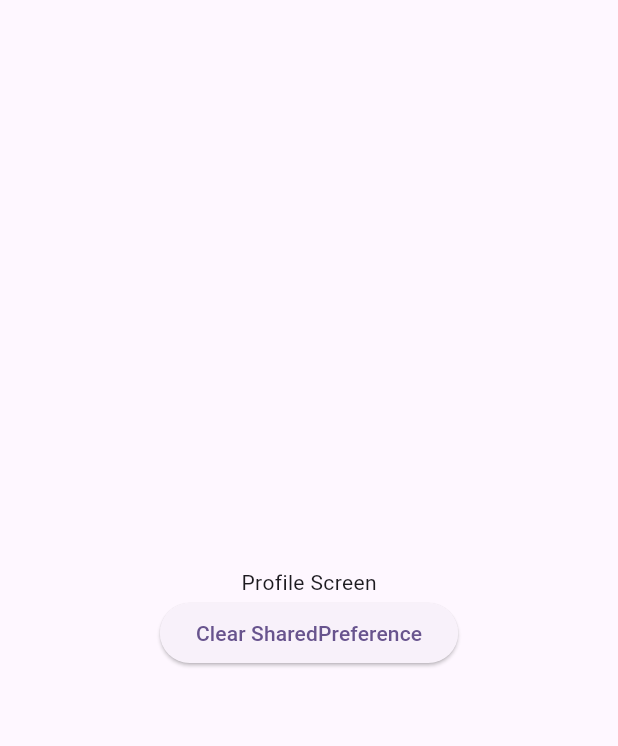
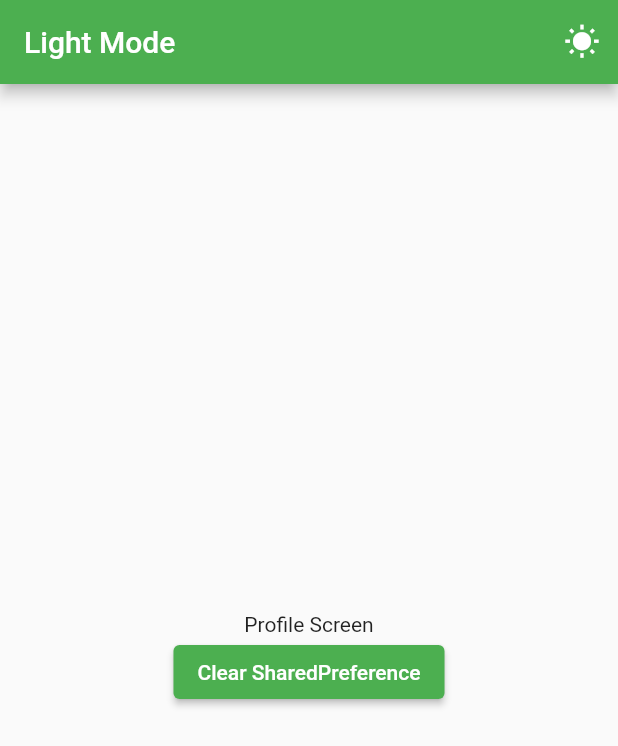
Before and after one commit to ThairongSeng/share_preferences, a Flutter app: the screen it shows after launch, on a phone screen of 412 x 824 dp. Shown: the top 746 px of the screen. Run offline on Flutter 3.47's test engine with Material 2 defaults, Android fonts, the phone set to English and light mode, and no system bars; our stand-ins replace shared_preferences; network calls fail.

Commit message:
add dark mode

```diff
--- a/lib/main.dart
+++ b/lib/main.dart
@@ -1,7 +1,10 @@
 import 'package:flutter/material.dart';
+import 'package:provider/provider.dart';
 import 'package:share_reference/profile_screen.dart';
 import 'package:share_reference/splash_screen.dart';
 import 'package:shared_preferences/shared_preferences.dart';
+
+import 'model_theme.dart';
 
 void main() {
   runApp(const MyApp());
@@ -13,23 +16,29 @@ class MyApp extends StatelessWidget {
   // This widget is the root of your application.
   @override
   Widget build(BuildContext context) {
-    return MaterialApp(
-      title: 'Flutter Demo',
-      theme: ThemeData(
-
-        colorScheme: ColorScheme.fromSeed(seedColor: Colors.deepPurple),
-        useMaterial3: true,
-      ),
-      home: const MyHomePage(title: 'Flutter Demo Home Page'),
-    );
+    return ChangeNotifierProvider(
+        create: (_) => ModelTheme(),
+        child: Consumer<ModelTheme>(
+            builder: (context, ModelTheme themeNotifier, child) {
+          return MaterialApp(
+            title: 'Flutter Demo',
+            theme: themeNotifier.isDark
+                ? ThemeData(
+                    brightness: Brightness.dark,
+                  )
+                : ThemeData(
+                    brightness: Brightness.light,
+                    primaryColor: Colors.green,
+                    primarySwatch: Colors.green),
+            debugShowCheckedModeBanner: false,
+            home: const MyHomePage()
+          );
+        }));
   }
 }
 
 class MyHomePage extends StatefulWidget {
-  const MyHomePage({super.key, required this.title});
-
-
-  final String title;
+  const MyHomePage({super.key});
 
   @override
   State<MyHomePage> createState() => _MyHomePageState();
@@ -39,14 +48,14 @@ class _MyHomePageState extends State<MyHomePage> {
   int _counter = 0;
   bool newLaunch = false;
 
-  void _loadNewLaunch() async{
+  void _loadNewLaunch() async {
     SharedPreferences prefs = await SharedPreferences.getInstance();
     setState(() {
       newLaunch = (prefs.getBool("newLaunch")) ?? true;
     });
   }
 
-  void _loadCounter() async{
+  void _loadCounter() async {
     SharedPreferences pre = await SharedPreferences.getInstance();
     setState(() {
       _counter = pre.getInt('counter')!;
@@ -61,25 +70,18 @@ class _MyHomePageState extends State<MyHomePage> {
     _loadNewLaunch();
   }
 
-  void _incrementCounter() async{
-    SharedPreferences pre= await SharedPreferences.getInstance();
+  void _incrementCounter() async {
+    SharedPreferences pre = await SharedPreferences.getInstance();
     setState(() {
       _counter = (pre.getInt('counter') ?? 0) + 1;
       pre.setInt('counter', _counter);
-
     });
   }
 
   @override
   Widget build(BuildContext context) {
-
     return Scaffold(
-      appBar: AppBar(
-        backgroundColor: Theme.of(context).colorScheme.inversePrimary,
-        title: Text(widget.title),
-      ),
       body: newLaunch ? const SplashScreen() : const ProfileScreen(),
-
       floatingActionButton: FloatingActionButton(
         onPressed: _incrementCounter,
         tooltip: 'Increment',
--- /dev/null
+++ b/lib/model_theme.dart
@@ -0,0 +1,27 @@
+import 'package:flutter/material.dart';
+import 'mytheme_preference.dart';
+
+class ModelTheme extends ChangeNotifier {
+  late bool _isDark;
+  late MyThemePreferences _preferences;
+
+  bool get isDark => _isDark;
+
+  ModelTheme() {
+    _isDark = false;
+    _preferences = MyThemePreferences();
+    getPreferences();
+  }
+
+//Switching the themes
+  set isDark(bool value) {
+    _isDark = value;
+    _preferences.setTheme(value);
+    notifyListeners();
+  }
+
+  getPreferences() async {
+    _isDark = await _preferences.getTheme();
+    notifyListeners();
+  }
+}
--- /dev/null
+++ b/lib/mytheme_preference.dart
@@ -0,0 +1,15 @@
+import 'package:shared_preferences/shared_preferences.dart';
+
+class MyThemePreferences {
+  static const THEME_KEY = "theme_key";
+
+  setTheme(bool value) async {
+    SharedPreferences sharedPreferences = await SharedPreferences.getInstance();
+    sharedPreferences.setBool(THEME_KEY, value);
+  }
+
+  getTheme() async {
+    SharedPreferences sharedPreferences = await SharedPreferences.getInstance();
+    return sharedPreferences.getBool(THEME_KEY) ?? false;
+  }
+}
--- a/lib/profile_screen.dart
+++ b/lib/profile_screen.dart
@@ -1,4 +1,6 @@
 import 'package:flutter/material.dart';
+import 'package:provider/provider.dart';
+import 'package:share_reference/model_theme.dart';
 import 'package:shared_preferences/shared_preferences.dart';
 
 class ProfileScreen extends StatefulWidget {
@@ -16,7 +18,23 @@ class _ProfileScreenState extends State<ProfileScreen> {
 
   @override
   Widget build(BuildContext context) {
-    return  Scaffold(
+    return  Consumer<ModelTheme>(
+      builder: (context, ModelTheme themeNotifier, child ){
+        return Scaffold(
+          appBar: AppBar(
+            title: Text(themeNotifier.isDark ? "Dark Mode" : "Light Mode"),
+            actions: [
+              IconButton(
+                  icon: Icon(themeNotifier.isDark
+                      ? Icons.nightlight_round
+                      : Icons.wb_sunny),
+                  onPressed: () {
+                    themeNotifier.isDark
+                        ? themeNotifier.isDark = false
+                        : themeNotifier.isDark = true;
+                  })
+            ],
+          ),
           body: Center(
               child: Column(
                 mainAxisAlignment: MainAxisAlignment.center,
@@ -30,5 +48,7 @@ class _ProfileScreenState extends State<ProfileScreen> {
               )
           ),
         );
+      },
+    );
   }
 }
--- a/pubspec.yaml
+++ b/pubspec.yaml
@@ -30,7 +30,8 @@ environment:
 dependencies:
   flutter:
     sdk: flutter
-  shared_preferences: ^2.2.1
+  provider: ^6.0.3
+  shared_preferences: ^2.0.15
 
   # The following adds the Cupertino Icons font to your application.
   # Use with the CupertinoIcons class for iOS style icons.
```
Also changed, not shown: pubspec.lock. Lines whose indentation alone changed are shown as unchanged.
